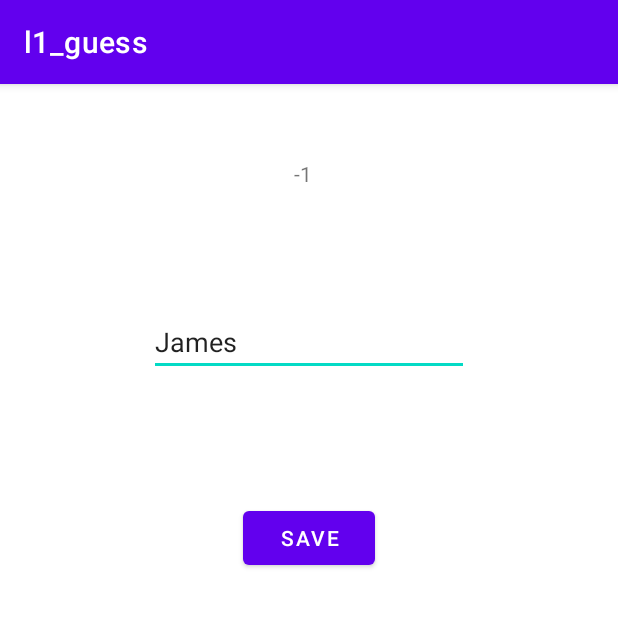
After one commit to morningstar4499/l1_-guess, an Android app: the RecordActivity screen opened directly, with no data from a screen before it, on a phone screen of 412 x 824 dp, the top half of it. The commit adds this screen. Run offline under Robolectric (Android 15) with nearby library versions, the phone set to English and light mode, and no system bars.

Commit message:
增加單元測試練習

```diff
--- a/app/build.gradle
+++ b/app/build.gradle
@@ -46,4 +46,6 @@ dependencies {
     testImplementation 'junit:junit:4.+'
     androidTestImplementation 'androidx.test.ext:junit:1.1.3'
     androidTestImplementation 'androidx.test.espresso:espresso-core:3.4.0'
+    androidTestImplementation 'androidx.test:runner:1.4.1-alpha03'
+    androidTestImplementation 'androidx.test:rules:1.4.1-alpha03'
 }
--- /dev/null
+++ b/app/src/main/java/com/morningstar/l1_guess/RecordActivity.kt
@@ -0,0 +1,34 @@
+package com.morningstar.l1_guess
+
+import android.content.Context
+import androidx.appcompat.app.AppCompatActivity
+import android.os.Bundle
+import android.util.Log
+import kotlinx.android.synthetic.main.activity_record.*
+
+class RecordActivity : AppCompatActivity() {
+    val TAG = RecordActivity::class.java.simpleName
+    override fun onCreate(savedInstanceState: Bundle?) {
+        super.onCreate(savedInstanceState)
+        setContentView(R.layout.activity_record)
+        val count = intent.getIntExtra("COUNTER",-1)
+        cnt_txv.setText(count.toString())
+        btn_save.setOnClickListener{view->
+            val nick:String = edtxv_nickname.text.toString()
+            getSharedPreferences("guess", MODE_PRIVATE)
+                .edit()
+                .putInt("REC_COUNTER",count)
+                .putString("REC_NICKNAME",nick)
+                .commit()//一定在這一行把資料進去, apply找空擋儲存資料
+
+
+            val tmpcnt =getSharedPreferences("guess", Context.MODE_PRIVATE)
+                .getInt("REC_COUNTER",-1)
+            val tmpstr =getSharedPreferences("guess", Context.MODE_PRIVATE)
+                .getString("REC_NICKNAME",null)
+            Log.d(TAG, "onCreate: tmpcnt="+tmpcnt+", REC_NICKNAME="+tmpstr)
+
+        }
+    }
+
+}
--- /dev/null
+++ b/app/src/main/res/layout/activity_record.xml
@@ -0,0 +1,42 @@
+<?xml version="1.0" encoding="utf-8"?>
+<androidx.constraintlayout.widget.ConstraintLayout xmlns:android="http://schemas.android.com/apk/res/android"
+    xmlns:app="http://schemas.android.com/apk/res-auto"
+    xmlns:tools="http://schemas.android.com/tools"
+    android:layout_width="match_parent"
+    android:layout_height="match_parent"
+    tools:context=".RecordActivity">
+
+    <TextView
+        android:id="@+id/cnt_txv"
+        android:layout_width="wrap_content"
+        android:layout_height="wrap_content"
+        android:layout_marginStart="173dp"
+        android:layout_marginTop="50dp"
+        android:layout_marginEnd="181dp"
+        android:text="TextView"
+        app:layout_constraintEnd_toEndOf="parent"
+        app:layout_constraintStart_toStartOf="parent"
+        app:layout_constraintTop_toTopOf="parent" />
+
+    <EditText
+        android:id="@+id/edtxv_nickname"
+        android:layout_width="wrap_content"
+        android:layout_height="wrap_content"
+        android:layout_marginTop="80dp"
+        android:ems="10"
+        android:inputType="textPersonName"
+        android:text="James"
+        app:layout_constraintEnd_toEndOf="parent"
+        app:layout_constraintStart_toStartOf="parent"
+        app:layout_constraintTop_toBottomOf="@+id/cnt_txv" />
+
+    <Button
+        android:id="@+id/btn_save"
+        android:layout_width="wrap_content"
+        android:layout_height="wrap_content"
+        android:layout_marginTop="84dp"
+        android:text="Save"
+        app:layout_constraintEnd_toEndOf="parent"
+        app:layout_constraintStart_toStartOf="parent"
+        app:layout_constraintTop_toBottomOf="@+id/edtxv_nickname" />
+</androidx.constraintlayout.widget.ConstraintLayout>
```
Also changed, not shown: app/src/main/AndroidManifest.xml (+3 -4 lines), app/src/main/java/com/morningstar/l1_guess/MaterialActivity.kt (+19 -4 lines), 1 other file.
